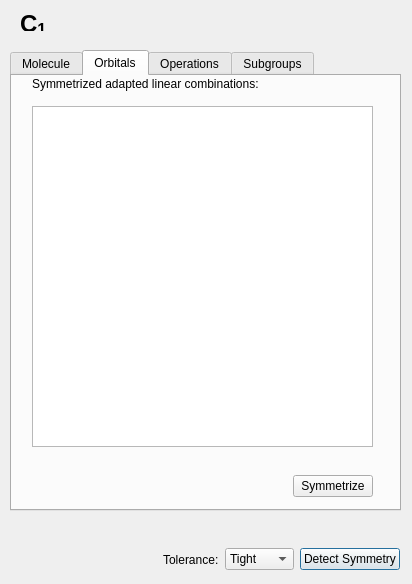
Old version of the form avogadro/qtplugins/symmetry/symmetrywidget.ui in the repository OpenChemistry/avogadrolibs.
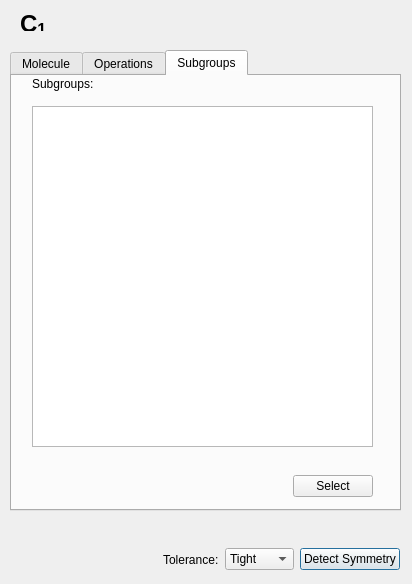
New version of the form. The open tabs and pages were chosen to show the change.

Patch:
```diff
--- a/avogadro/qtplugins/symmetry/symmetrywidget.ui
+++ b/avogadro/qtplugins/symmetry/symmetrywidget.ui
@@ -113,66 +113,6 @@
      </layout>
     </widget>
    </widget>
-   <widget class="QWidget" name="orbitalTab">
-    <attribute name="title">
-     <string>Orbitals</string>
-    </attribute>
-    <widget class="QLabel" name="orbitalLabel">
-     <property name="geometry">
-      <rect>
-       <x>20</x>
-       <y>0</y>
-       <width>341</width>
-       <height>16</height>
-      </rect>
-     </property>
-     <property name="text">
-      <string>Symmetrized adapted linear combinations:</string>
-     </property>
-    </widget>
-    <widget class="QTreeView" name="orbitalTree">
-     <property name="geometry">
-      <rect>
-       <x>20</x>
-       <y>30</y>
-       <width>341</width>
-       <height>341</height>
-      </rect>
-     </property>
-    </widget>
-    <widget class="QWidget" name="horizontalLayoutWidget_3">
-     <property name="geometry">
-      <rect>
-       <x>20</x>
-       <y>390</y>
-       <width>341</width>
-       <height>41</height>
-      </rect>
-     </property>
-     <layout class="QHBoxLayout" name="horizontalLayoutOrbitals">
-      <item>
-       <spacer name="horizontalSpacerOrbitals">
-        <property name="orientation">
-         <enum>Qt::Horizontal</enum>
-        </property>
-        <property name="sizeHint" stdset="0">
-         <size>
-          <width>40</width>
-          <height>20</height>
-         </size>
-        </property>
-       </spacer>
-      </item>
-      <item>
-       <widget class="QPushButton" name="symmetrizeOrbitalsButton">
-        <property name="text">
-         <string>Symmetrize</string>
-        </property>
-       </widget>
-      </item>
-     </layout>
-    </widget>
-   </widget>
    <widget class="QWidget" name="operationsTab">
     <attribute name="title">
      <string>Operations</string>
```
Left out of the diff: 2 changed lines with no effect on the pictures.
